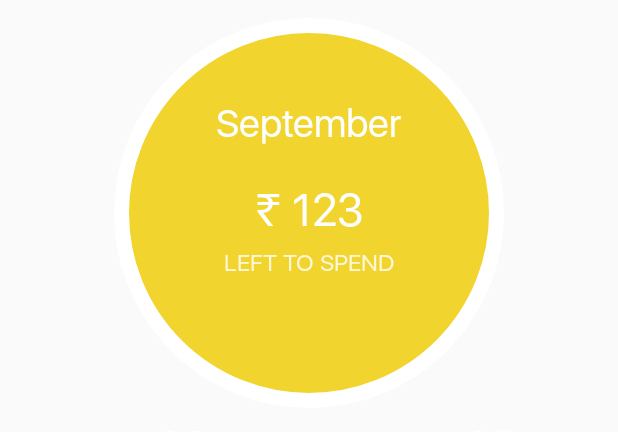
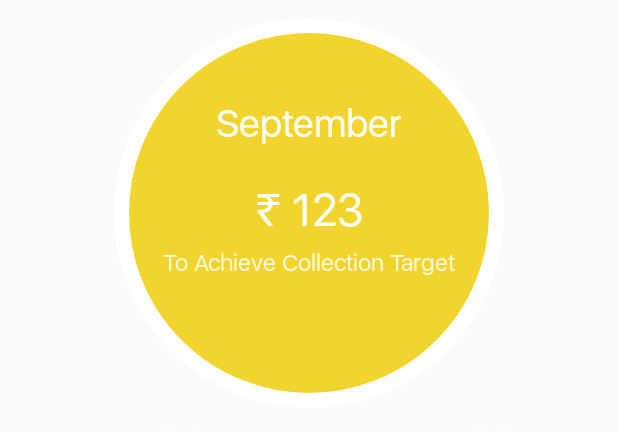
Before and after one commit to girishla/kbus, an Android app: the layout budget_fragment.xml on its own in the app's theme, with its tools: preview values and no code run, on a phone screen of 412 x 824 dp. Shown: the top 432 px of the screen. Run offline under Robolectric (Android 15) with nearby library versions, the phone set to English and light mode, and no system bars; Roboto replaces fonts that are not available here.

Commit message:
rename strings

```diff
--- a/app/src/main/res/layout/budget_fragment.xml
+++ b/app/src/main/res/layout/budget_fragment.xml
@@ -57,7 +57,7 @@
             android:textColor="@color/white"
             android:alpha="0.8"
             android:textSize="@dimen/text_small"
-            android:text="@string/left_to_spend"/>
+            android:text="@string/to_target"/>
     </RelativeLayout>
 
     <LinearLayout
@@ -95,7 +95,7 @@
                 android:textColor="@color/white"
                 android:alpha="0.8"
                 android:textSize="@dimen/text_really_small"
-                android:text="@string/spendable_monthly"/>
+                android:text="@string/target_collection_monthly"/>
         </RelativeLayout>
 
         <RelativeLayout
@@ -124,7 +124,7 @@
                 android:textColor="@color/white"
                 android:alpha="0.8"
                 android:textSize="@dimen/text_really_small"
-                android:text="@string/spendable_weekly"/>
+                android:text="@string/target_collection_weekly"/>
         </RelativeLayout>
     </LinearLayout>
 </RelativeLayout>
--- a/app/src/main/res/values/strings.xml
+++ b/app/src/main/res/values/strings.xml
@@ -63,9 +63,9 @@
     <string name="change_password">Change password</string>
     <string name="sign_out">Sign Out</string>
     <string name="sign_out_string">Sign out</string>
-    <string name="left_to_spend">LEFT TO SPEND</string>
-    <string name="spendable_monthly">SPENDABLE MONTHLY</string>
-    <string name="spendable_weekly">SPENDABLE WEEKLY</string>
+    <string name="to_target">To Achieve Collection Target</string>
+    <string name="target_collection_monthly">Monthly Target</string>
+    <string name="target_collection_weekly">Weekly Target</string>
     <string name="title_activity_expense_detail">Expense details</string>
     <string name="title_activity_category_detail">Category details</string>
     <string name="title_activity_new_expense">New Expense</string>
```
Also changed, not shown: app/src/main/res/drawable/ic_logo_white_96.png, app/src/main/res/drawable/profile_example.jpg.
